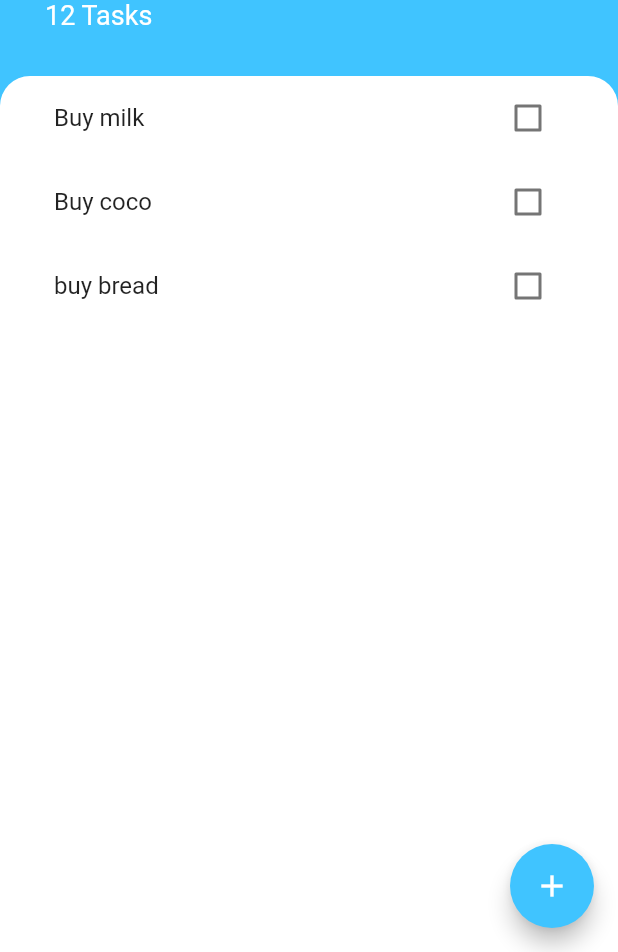
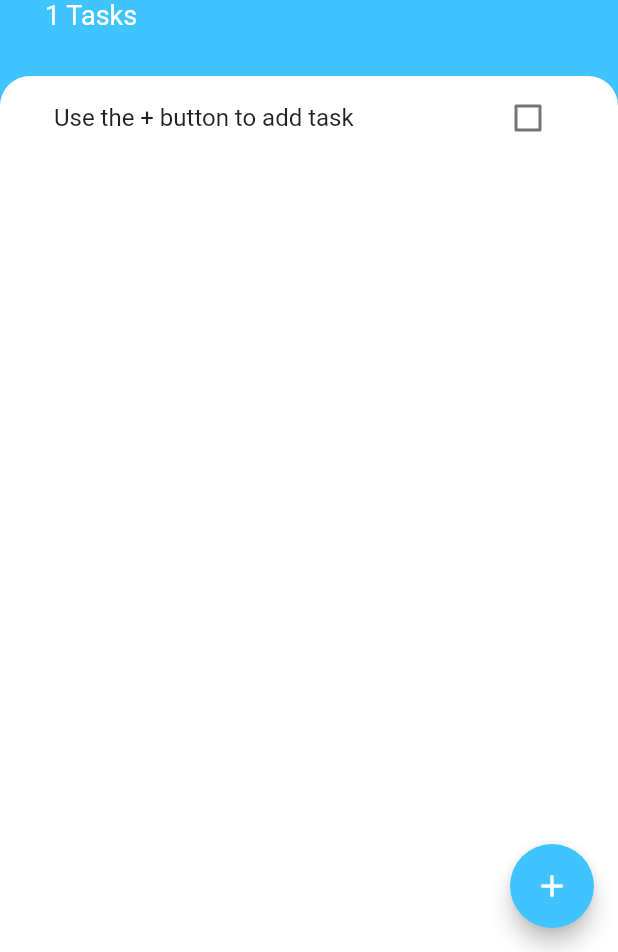
Before and after one commit to Ayushd70/todoey, a Flutter app: the screen it shows after launch, on a phone screen of 412 x 824 dp, the part 284-1236 px from its top. Run offline on Flutter 3.47's test engine with Material 2 defaults, Android fonts, the phone set to English and light mode, and no system bars.

Commit message:
todoey: task_screen: update the number of task from task list
*use the length of tasklist to calculate the no of tasks

Signed-off-by: Ayush Dubey <ayushdubey70@gmail.com>

```diff
--- a/lib/screens/tasks.dart
+++ b/lib/screens/tasks.dart
@@ -11,9 +11,7 @@ class TasksScreen extends StatefulWidget {
 
 class _TasksScreenState extends State<TasksScreen> {
   List<Task> tasks = [
-    Task(name: 'Buy milk'),
-    Task(name: 'Buy coco'),
-    Task(name: 'buy bread'),
+    Task(name: 'Use the + button to add task'),
   ];
 
   @override
@@ -76,7 +74,7 @@ class _TasksScreenState extends State<TasksScreen> {
                 ),
                 //todo: fix this hardcoded value
                 Text(
-                  '12 Tasks',
+                  '${tasks.length} Tasks',
                   style: TextStyle(
                     color: Colors.white,
                     fontSize: 18.0,
```
